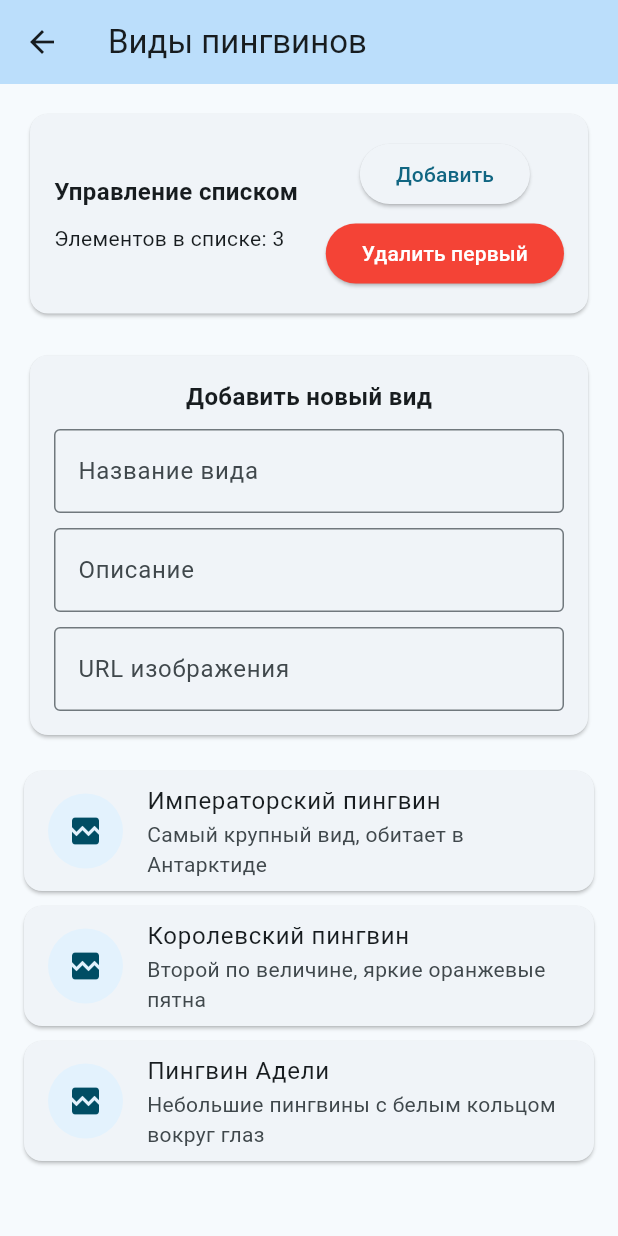
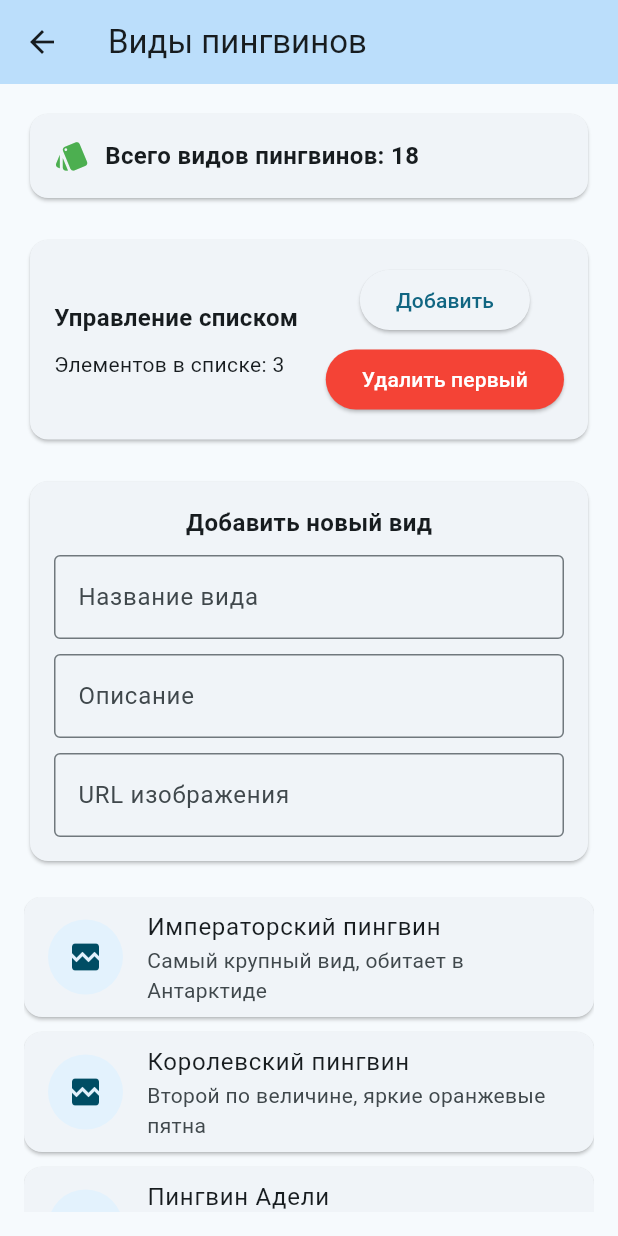
Before and after one commit to tezeku/rkmp, a Flutter app: the screen it shows after launch, after a tap on "Перейти к главному экрану", after a tap on "Виды пингвинов", on a phone screen of 412 x 824 dp. Run offline on Flutter 3.47's test engine with Material 3 defaults, Android fonts, the phone set to English and light mode, and no system bars; drawn by our look-alikes of cached_network_image; our stand-ins replace go_router; network calls fail.

Commit message:
Реализация InheritedWidget-а в файле app_state.dart и изменения в файле species_screen.dart.

```diff
--- /dev/null
+++ b/lib/app_state.dart
@@ -0,0 +1,22 @@
+import 'package:flutter/material.dart';
+
+class AppState extends InheritedWidget {
+  final int penguinCount;
+
+  const AppState({
+    super.key,
+    required this.penguinCount,
+    required super.child,
+  });
+
+  static AppState of(BuildContext context) {
+    final result = context.dependOnInheritedWidgetOfExactType<AppState>();
+    assert(result != null, 'No AppState found in context');
+    return result!;
+  }
+
+  @override
+  bool updateShouldNotify(covariant AppState oldWidget) {
+    return penguinCount != oldWidget.penguinCount;
+  }
+}
--- a/lib/main.dart
+++ b/lib/main.dart
@@ -1,5 +1,6 @@
 import 'package:flutter/material.dart';
 import 'app_router.dart';
+import 'app_state.dart';
 
 void main() {
   runApp(const MyApp());
@@ -10,11 +11,14 @@ class MyApp extends StatelessWidget {
 
   @override
   Widget build(BuildContext context) {
-    return MaterialApp.router(
-      routerConfig: appRouter,
-      title: 'Гид по пингвинам',
-      theme: ThemeData(
-        colorScheme: ColorScheme.fromSeed(seedColor: Colors.blueGrey),
+    return AppState(
+      penguinCount: 18,
+      child: MaterialApp.router(
+        routerConfig: appRouter,
+        title: 'Гид по пингвинам',
+        theme: ThemeData(
+          colorScheme: ColorScheme.fromSeed(seedColor: Colors.blueGrey),
+        ),
       ),
     );
   }
--- a/lib/screens/home_screen.dart
+++ b/lib/screens/home_screen.dart
@@ -62,7 +62,7 @@ class HomeScreen extends StatelessWidget {
                   _buildNavigationCard(
                     context,
                     'Виды пингвинов',
-                    Icons.eco,
+                    Icons.style,
                     Colors.green,
                         () => context.push('/home/species'),
                   ),
--- a/lib/screens/species_screen.dart
+++ b/lib/screens/species_screen.dart
@@ -1,6 +1,7 @@
 import 'package:flutter/material.dart';
 import 'package:cached_network_image/cached_network_image.dart';
 import 'package:go_router/go_router.dart';
+import '../app_state.dart';
 
 class SpeciesScreen extends StatefulWidget {
   const SpeciesScreen({super.key});
@@ -61,6 +62,8 @@ class _SpeciesScreenState extends State<SpeciesScreen> {
 
   @override
   Widget build(BuildContext context) {
+    final appState = AppState.of(context);
+
     return Scaffold(
       appBar: AppBar(
         title: const Text('Виды пингвинов'),
@@ -74,6 +77,24 @@ class _SpeciesScreenState extends State<SpeciesScreen> {
         padding: const EdgeInsets.all(16.0),
         child: Column(
           children: [
+            Card(
+              child: Padding(
+                padding: const EdgeInsets.all(16.0),
+                child: Row(
+                  children: [
+                    const Icon(Icons.style, color: Colors.green),
+                    const SizedBox(width: 10),
+                    Text(
+                      'Всего видов пингвинов: ${appState.penguinCount}',
+                      style: const TextStyle(fontSize: 16, fontWeight: FontWeight.bold),
+                    ),
+                  ],
+                ),
+              ),
+            ),
+
+            const SizedBox(height: 20),
+
             Card(
               child: Padding(
                 padding: const EdgeInsets.all(16.0),
```
